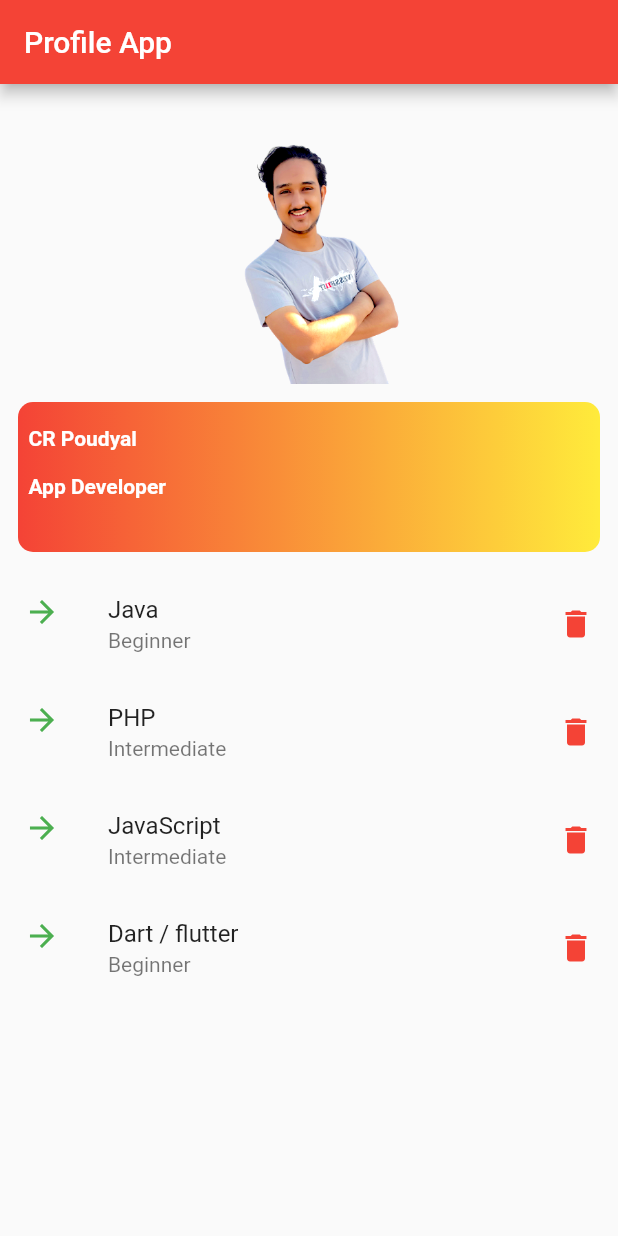
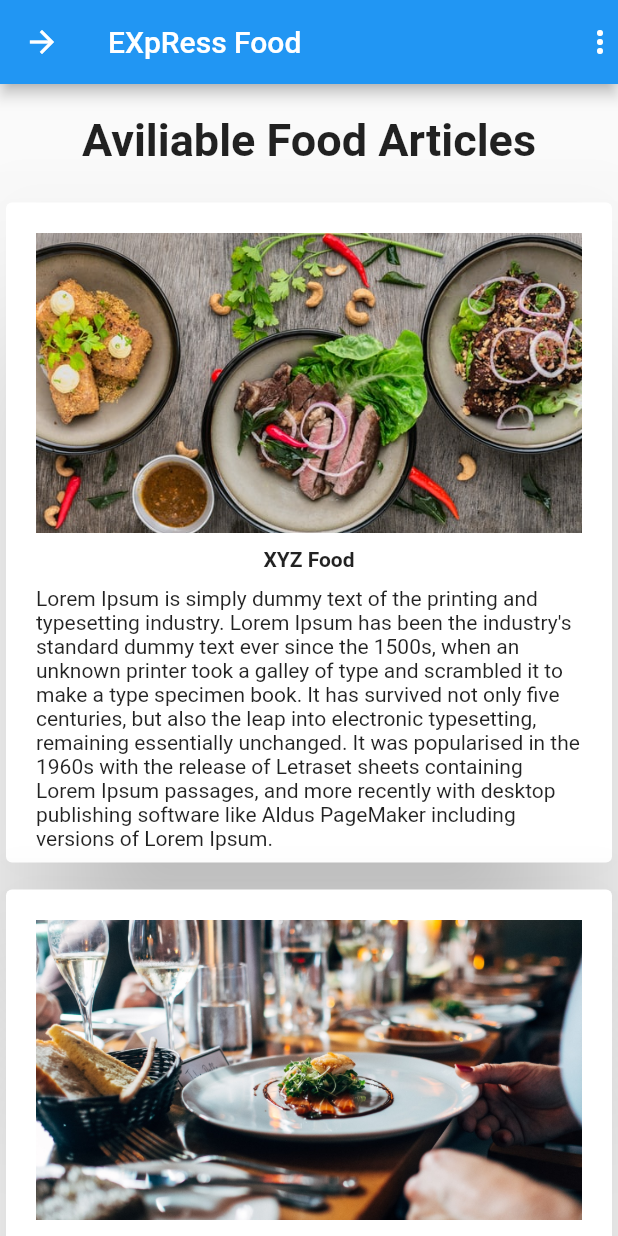
Before and after one commit to crpoudyal/Express-Food, a Flutter app: the screen it shows after launch, on a phone screen of 412 x 824 dp. Run offline on Flutter 3.47's test engine with Material 2 defaults, Android fonts, the phone set to English and light mode, and no system bars.

Commit message:
express food

```diff
--- a/lib/main.dart
+++ b/lib/main.dart
@@ -2,97 +2,142 @@ import 'package:flutter/material.dart';
 
 void main() {
   runApp(MaterialApp(
-    title: "Profile App",
-    theme: ThemeData(
-      primarySwatch: Colors.red,
-    ),
+    title: 'Express Food',
     debugShowCheckedModeBanner: false,
-    home: ProfileApp(),
+    home: ExpressFood(),
   ));
 }
 
-class ProfileApp extends StatelessWidget {
+class ExpressFood extends StatelessWidget {
   @override
   Widget build(BuildContext context) {
     return Scaffold(
       appBar: AppBar(
-        title: Text("Profile App"),
+        leading: Icon(Icons.arrow_forward),
+        actions: [Icon(Icons.more_vert)],
+        title: Text('EXpRess Food'),
       ),
-      body: Column(
+      body: SingleChildScrollView(
+        child: Column(
           children: [
-          Center(
-            child: Image.asset(
-              "assets/model.png",
+            SizedBox(
+              height: 20,
+            ),
+            Text(
+              "Aviliable Food Articles",
+              style: TextStyle(fontSize: 30, fontWeight: FontWeight.bold),
+            ),
+            SizedBox(
+              height: 20,
+            ),
+            Card(
+              elevation: 50,
+              child: Padding(
+                padding: const EdgeInsets.all(20.0),
+                child: SizedBox(
+                  width: 500,
+                  height: 400,
+                  child: Column(
+                    children: [
+                      Image.asset(
+                        "assets/food.jpg",
+                        fit: BoxFit.cover,
+                        width: 500,
                         height: 200,
-              width: 180,
                       ),
+                      SizedBox(
+                        height: 10,
                       ),
-          Padding(
-            padding: const EdgeInsets.all(12.0),
-            child: Container(
-              decoration: BoxDecoration(
-                borderRadius: BorderRadius.circular(10),
-                gradient: LinearGradient(colors: [Colors.red, Colors.yellow]),
+                      Text(
+                        "XYZ Food",
+                        style: TextStyle(fontWeight: FontWeight.bold),
                       ),
-              width: 500,
-              height: 100,
-              child: Text(
-                "\n  CR Poudyal\n\n  App Developer",
-                style:
-                    TextStyle(fontWeight: FontWeight.bold, color: Colors.white),
+                      SizedBox(
+                        height: 10,
+                      ),
+                      Text(
+                          "Lorem Ipsum is simply dummy text of the printing and typesetting industry. Lorem Ipsum has been the industry's standard dummy text ever since the 1500s, when an unknown printer took a galley of type and scrambled it to make a type specimen book. It has survived not only five centuries, but also the leap into electronic typesetting, remaining essentially unchanged. It was popularised in the 1960s with the release of Letraset sheets containing Lorem Ipsum passages, and more recently with desktop publishing software like Aldus PageMaker including versions of Lorem Ipsum."),
+                      SizedBox(
+                        height: 10,
+                      ),
+                    ],
                   ),
                 ),
               ),
-          ListTile(
-            leading: Icon(
-              Icons.arrow_forward,
-              color: Colors.green,
             ),
-            title: Text("Java"),
-            subtitle: Text("Beginner"),
-            trailing: Icon(
-              Icons.delete,
-              color: Colors.red,
+            SizedBox(
+              height: 10,
+            ),
+            Card(
+              elevation: 50,
+              child: Padding(
+                padding: const EdgeInsets.all(20.0),
+                child: SizedBox(
+                  width: 500,
+                  height: 400,
+                  child: Column(
+                    children: [
+                      Image.asset(
+                        "assets/food3.jpg",
+                        fit: BoxFit.cover,
+                        width: 500,
+                        height: 200,
+                      ),
+                      SizedBox(
+                        height: 10,
+                      ),
+                      Text(
+                        "XYZ Food",
+                        style: TextStyle(fontWeight: FontWeight.bold),
+                      ),
+                      SizedBox(
+                        height: 10,
+                      ),
+                      Text(
+                          "Lorem Ipsum is simply dummy text of the printing and typesetting industry. Lorem Ipsum has been the industry's standard dummy text ever since the 1500s, when an unknown printer took a galley of type and scrambled it to make a type specimen book. It has survived not only five centuries, but also the leap into electronic typesetting, remaining essentially unchanged. It was popularised in the 1960s with the release of Letraset sheets containing Lorem Ipsum passages, and more recently with desktop publishing software like Aldus PageMaker including versions of Lorem Ipsum."),
+                    ],
                   ),
                 ),
-          ListTile(
-            leading: Icon(
-              Icons.arrow_forward,
-              color: Colors.green,
-            ),
-            title: Text("PHP"),
-            subtitle: Text("Intermediate"),
-            trailing: Icon(
-              Icons.delete,
-              color: Colors.red,
               ),
             ),
-          ListTile(
-            leading: Icon(
-              Icons.arrow_forward,
-              color: Colors.green,
+            SizedBox(
+              height: 10,
             ),
-            title: Text("JavaScript"),
-            subtitle: Text("Intermediate"),
-            trailing: Icon(
-              Icons.delete,
-              color: Colors.red,
+            Card(
+              elevation: 50,
+              child: Padding(
+                padding: const EdgeInsets.all(20.0),
+                child: SizedBox(
+                  width: 500,
+                  height: 400,
+                  child: Column(
+                    children: [
+                      Image.asset(
+                        "assets/food1.jpg",
+                        fit: BoxFit.cover,
+                        width: 500,
+                        height: 200,
+                      ),
+                      SizedBox(
+                        height: 10,
+                      ),
+                      Text(
+                        "XYZ Food",
+                        style: TextStyle(fontWeight: FontWeight.bold),
+                      ),
+                      SizedBox(
+                        height: 10,
+                      ),
+                      Text(
+                          "Lorem Ipsum is simply dummy text of the printing and typesetting industry. Lorem Ipsum has been the industry's standard dummy text ever since the 1500s, when an unknown printer took a galley of type and scrambled it to make a type specimen book. It has survived not only five centuries, but also the leap into electronic typesetting, remaining essentially unchanged. It was popularised in the 1960s with the release of Letraset sheets containing Lorem Ipsum passages, and more recently with desktop publishing software like Aldus PageMaker including versions of Lorem Ipsum."),
+                    ],
                   ),
                 ),
-          ListTile(
-            leading: Icon(
-              Icons.arrow_forward,
-              color: Colors.green,
-            ),
-            title: Text("Dart / flutter"),
-            subtitle: Text("Beginner"),
-            trailing: Icon(
-              Icons.delete,
-              color: Colors.red,
               ),
             ),
           ],
         ),
+      ),
     );
   }
 }
```
Also changed, not shown: assets/food.jpg (added), assets/food1.jpg (added), assets/food2.jpg (added), assets/food3.jpg (added). Lines whose indentation alone changed are shown as unchanged.
